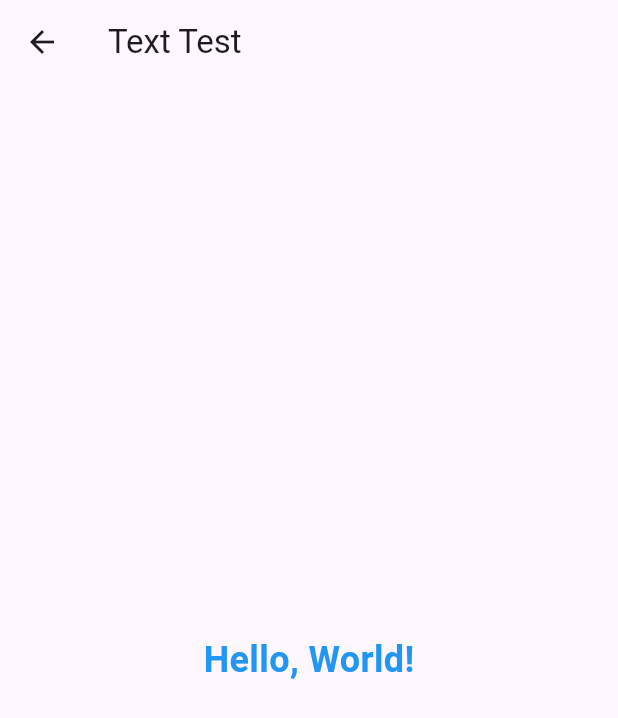
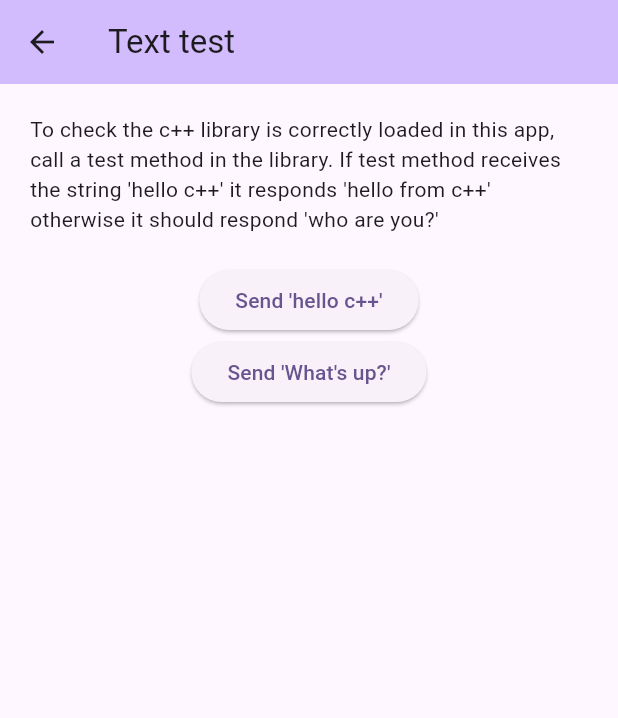
Before and after one commit to robertevans1/facefinderapp, a Flutter app: the TextTest screen opened by its route, on a phone screen of 412 x 824 dp. Shown: the top 718 px of the screen. Run offline on Flutter 3.47's test engine with Material 3 defaults, Android fonts, the light colour scheme and no system bars; missing offline and left inert: dart:ffi.

Commit message:
Implement Text test

```diff
--- a/lib/navigation/routes.dart
+++ b/lib/navigation/routes.dart
@@ -6,6 +6,6 @@ import '../text_test/ui/text_test.dart';
 
 Map<String, WidgetBuilder> routes = {
   '/': (context) => HomePage(),
-  '/text_test': (context) => TextTest(),
+  '/text_test': (context) => const TextTest(),
   '/blur_image': (context) => const BlurImage(),
 };
--- a/lib/text_test/ui/text_test.dart
+++ b/lib/text_test/ui/text_test.dart
@@ -1,20 +1,78 @@
+import 'dart:ffi';
+import 'dart:io';
+
+import 'package:ffi/ffi.dart';
 import 'package:flutter/material.dart';
 
-class TextTest extends StatelessWidget {
+typedef _HelloFunction = Pointer<Utf8> Function(Pointer<Utf8>);
+
+class TextTest extends StatefulWidget {
+  const TextTest();
+
+  @override
+  State<TextTest> createState() => _TextTestState();
+}
+
+class _TextTestState extends State<TextTest> {
+  String? _screenText;
+
+  String _getLibraryPath() {
+    if (Platform.isAndroid) {
+      return 'libdetect_faces.so';
+    } else {
+      throw Exception('Unsupported platform');
+    }
+  }
+
+  void _callHello(String input) async {
+    DynamicLibrary cppLib = DynamicLibrary.open(_getLibraryPath());
+    var helloFunc =
+        cppLib.lookupFunction<_HelloFunction, _HelloFunction>('hello');
+    var inputCString = input.toNativeUtf8();
+
+    // Call the native function with the C string
+    var resultPointer = helloFunc(inputCString);
+
+    // Convert the result back to Dart string
+    var resultString = resultPointer.toDartString();
+
+    setState(() {
+      _screenText = 'Sent: $input\nReceived: $resultString';
+    });
+  }
+
   @override
   Widget build(BuildContext context) {
     return Scaffold(
       appBar: AppBar(
-        title: const Text('Text Test'),
+        backgroundColor: Theme.of(context).colorScheme.inversePrimary,
+        title: const Text('Text test'),
       ),
-      body: const Center(
-        child: Text(
-          'Hello, World!',
-          style: TextStyle(
-            fontSize: 24,
-            fontWeight: FontWeight.bold,
-            color: Colors.blue,
-          ),
+      body: Padding(
+        padding: const EdgeInsets.all(20.0),
+        child: Column(
+          mainAxisAlignment: MainAxisAlignment.start,
+          children: <Widget>[
+            const Text(
+                "To check the c++ library is correctly loaded in this app,"
+                " call a test method in the library."
+                " If test method receives the string 'hello c++' it responds 'hello from c++'"
+                " otherwise it should respond 'who are you?'"),
+            const SizedBox(height: 20),
+            ElevatedButton(
+              onPressed: () => _callHello('hello c++'),
+              child: const Text("Send 'hello c++'"),
+            ),
+            ElevatedButton(
+              onPressed: () => _callHello("What's up?"),
+              child: const Text("Send 'What's up?'"),
+            ),
+            const SizedBox(height: 20),
+            if (_screenText != null)
+              Text(
+                _screenText!,
+              ),
+          ],
         ),
       ),
     );
```
